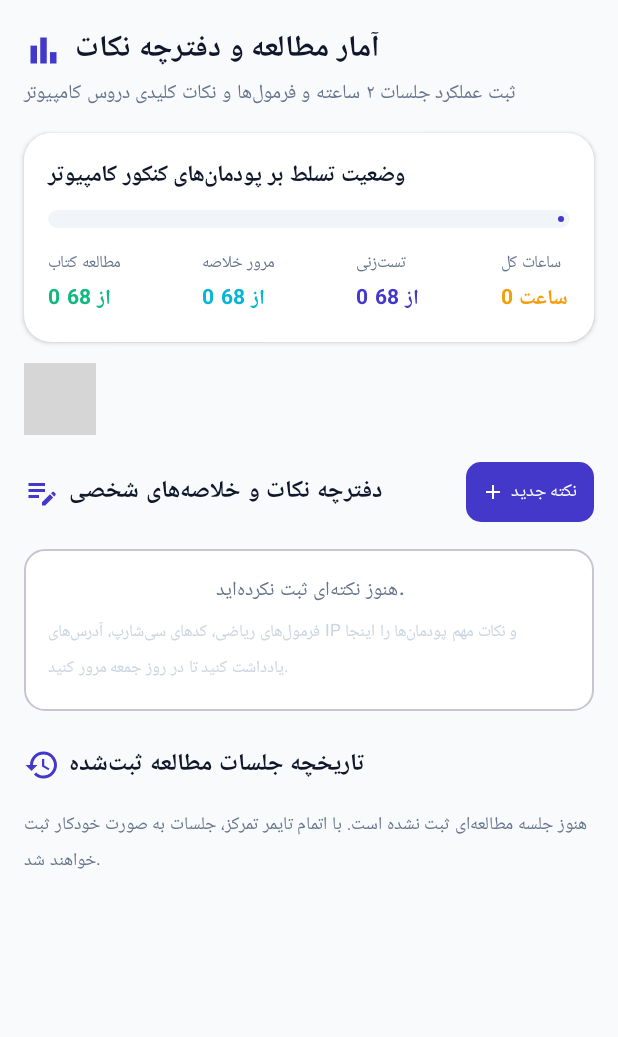
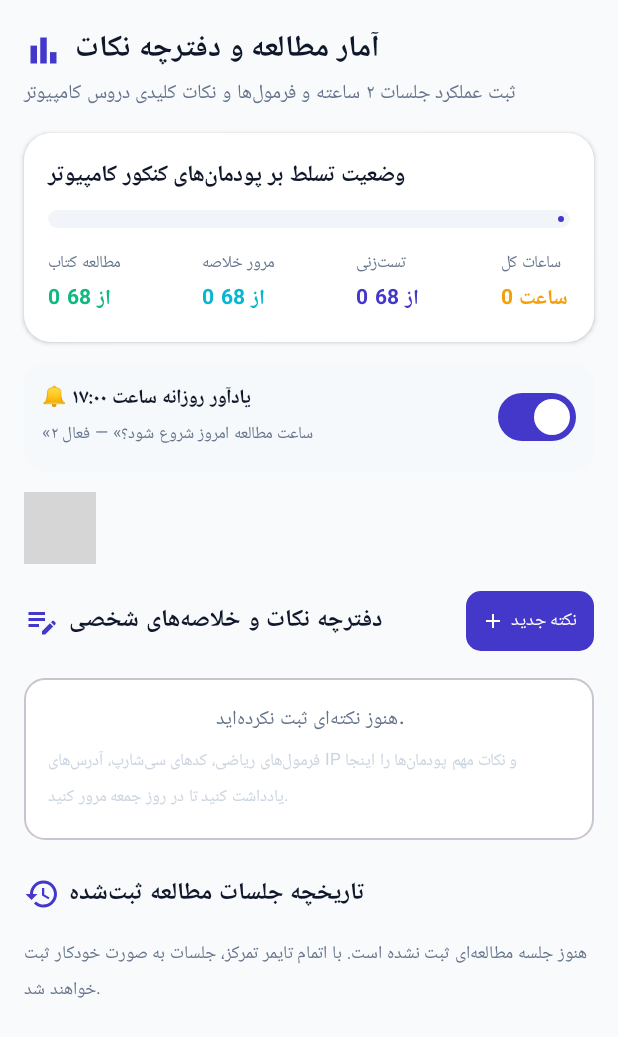
Before and after one commit to m77460289-gif/Matin, an Android app built with Jetpack Compose: the composable AnalyticsAndNotesScreen shown on its own in the app's theme, on a phone screen of 412 x 824 dp. Shown: the top 1037 px of the screen. Run offline under Robolectric (Android 15) with nearby library versions, the phone set to English and light mode, and no system bars; our stand-ins replace Room's generated code; 1 statement that could not run was skipped; grey boxes are pictures that could not be loaded.

Commit message:
feat: daily 17:00 study reminder (AlarmManager) + study streak card on dashboard

```diff
--- a/app/build.gradle.kts
+++ b/app/build.gradle.kts
@@ -17,8 +17,8 @@ android {
     applicationId = "com.aistudio.konkurcomputer.vtfplq"
     minSdk = 24
     targetSdk = 36
-    versionCode = 9
-    versionName = "1.9.0"
+    versionCode = 10
+    versionName = "1.10.0"
 
     testInstrumentationRunner = "androidx.test.runner.AndroidJUnitRunner"
   }
--- a/app/src/main/java/com/example/MainActivity.kt
+++ b/app/src/main/java/com/example/MainActivity.kt
@@ -81,6 +81,10 @@ class MainActivity : ComponentActivity() {
             if (checkSelfPermission(perms[0]) != android.content.pm.PackageManager.PERMISSION_GRANTED) {
                 requestPermissions(perms, 1001)
             }
+        }
+        val prefs = getSharedPreferences("app_prefs", android.content.Context.MODE_PRIVATE)
+        if (prefs.getBoolean("daily_reminder_enabled", true)) {
+            com.example.reminder.ReminderScheduler.scheduleDaily(this)
         }
         setContent {
             MyApplicationTheme {
--- a/app/src/main/java/com/example/ui/screens/AnalyticsAndNotesScreen.kt
+++ b/app/src/main/java/com/example/ui/screens/AnalyticsAndNotesScreen.kt
@@ -77,6 +77,9 @@ fun AnalyticsAndNotesScreen(viewModel: KonkurViewModel) {
 
     var showAddNoteDialog by remember { mutableStateOf(false) }
     var showAddScoreDialog by remember { mutableStateOf(false) }
+    val ctx = androidx.compose.ui.platform.LocalContext.current
+    val prefs = remember { ctx.getSharedPreferences("app_prefs", android.content.Context.MODE_PRIVATE) }
+    var reminderOn by remember { mutableStateOf(prefs.getBoolean("daily_reminder_enabled", true)) }
     val weeklyScores by viewModel.allWeeklyScores.collectAsStateWithLifecycle()
 
     val studiedCount = allProgress.count { it.isStudied }
@@ -172,6 +175,44 @@ fun AnalyticsAndNotesScreen(viewModel: KonkurViewModel) {
                             )
                         }
                     }
+                }
+            }
+        }
+
+        // Daily Reminder Setting
+        item {
+            Card(
+                shape = RoundedCornerShape(14.dp),
+                colors = CardDefaults.cardColors(containerColor = MaterialTheme.colorScheme.surfaceVariant.copy(alpha = 0.35f)),
+                modifier = Modifier.fillMaxWidth()
+            ) {
+                Row(
+                    modifier = Modifier
+                        .fillMaxWidth()
+                        .padding(12.dp),
+                    verticalAlignment = Alignment.CenterVertically,
+                    horizontalArrangement = Arrangement.SpaceBetween
+                ) {
+                    Column(modifier = Modifier.weight(1f)) {
+                        Text("🔔 یادآور روزانه ساعت ۱۷:۰۰", fontWeight = FontWeight.Bold, fontSize = 13.sp)
+                        Text(
+                            if (reminderOn) "«۲ ساعت مطالعه امروز شروع شود؟» — فعال" else "غیرفعال",
+                            fontSize = 11.sp,
+                            color = MaterialTheme.colorScheme.onSurfaceVariant
+                        )
+                    }
+                    androidx.compose.material3.Switch(
+                        checked = reminderOn,
+                        onCheckedChange = { enabled ->
+                            reminderOn = enabled
+                            prefs.edit().putBoolean("daily_reminder_enabled", enabled).apply()
+                            if (enabled) {
+                                com.example.reminder.ReminderScheduler.scheduleDaily(ctx)
+                            } else {
+                                com.example.reminder.ReminderScheduler.cancel(ctx)
+                            }
+                        }
+                    )
                 }
             }
         }
--- a/app/src/main/java/com/example/ui/viewmodel/KonkurViewModel.kt
+++ b/app/src/main/java/com/example/ui/viewmodel/KonkurViewModel.kt
@@ -31,6 +31,7 @@ import kotlinx.coroutines.flow.MutableStateFlow
 import kotlinx.coroutines.flow.SharingStarted
 import kotlinx.coroutines.flow.StateFlow
 import kotlinx.coroutines.flow.asStateFlow
+import kotlinx.coroutines.flow.map
 import kotlinx.coroutines.ExperimentalCoroutinesApi
 import kotlinx.coroutines.flow.flatMapLatest
 import kotlinx.coroutines.flow.stateIn
@@ -227,6 +228,35 @@ class KonkurViewModel(application: Application) : AndroidViewModel(application)
     fun deleteWeeklyScore(id: Long) {
         viewModelScope.launch { repository.deleteWeeklyScore(id) }
     }
+
+    // Streak — consecutive days with at least one study log
+    val studyStreak: StateFlow<Int> = allLogs.map { logs ->
+        if (logs.isEmpty()) 0 else {
+            val sdf = SimpleDateFormat("yyyy-MM-dd", Locale.getDefault())
+            val days = logs.map { sdf.format(Date(it.timestamp)) }.toSet()
+            var streak = 0
+            val cal = java.util.Calendar.getInstance()
+            while (true) {
+                val key = sdf.format(cal.time)
+                if (days.contains(key)) {
+                    streak++
+                    cal.add(java.util.Calendar.DAY_OF_YEAR, -1)
+                } else {
+                    // Allow today to be missing but keep streak from yesterday
+                    if (streak == 0) {
+                        cal.add(java.util.Calendar.DAY_OF_YEAR, -1)
+                        val yesterdayKey = sdf.format(cal.time)
+                        if (days.contains(yesterdayKey)) {
+                            cal.add(java.util.Calendar.DAY_OF_YEAR, -1)
+                            continue
+                        }
+                    }
+                    break
+                }
+            }
+            streak
+        }
+    }.stateIn(viewModelScope, SharingStarted.WhileSubscribed(5000), 0)
 
     // Timer State
     private val _timerState = MutableStateFlow(TimerUiState())
```
Also changed, not shown: app/src/main/AndroidManifest.xml (+15 -0 lines), app/src/main/java/com/example/reminder/BootReceiver.kt (added, +16 -0 lines), app/src/main/java/com/example/reminder/ReminderReceiver.kt (added, +46 -0 lines), app/src/main/java/com/example/reminder/ReminderScheduler.kt (added, +74 -0 lines), app/src/main/java/com/example/ui/screens/DashboardScreen.kt (+36 -0 lines), 2 other files.
